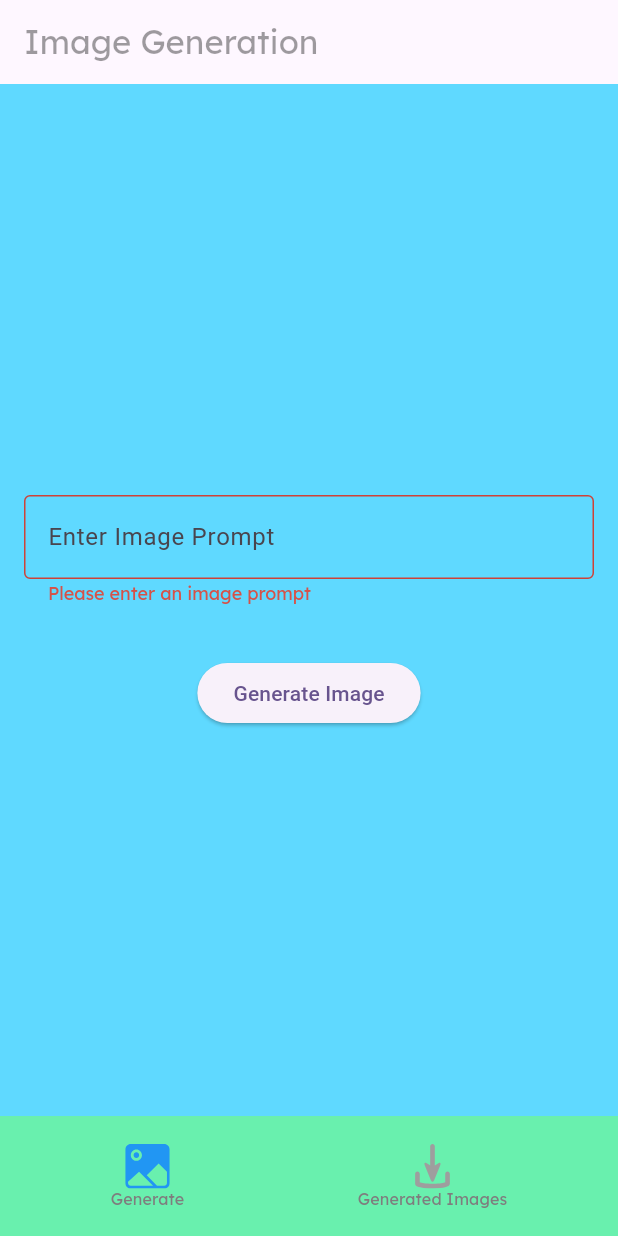
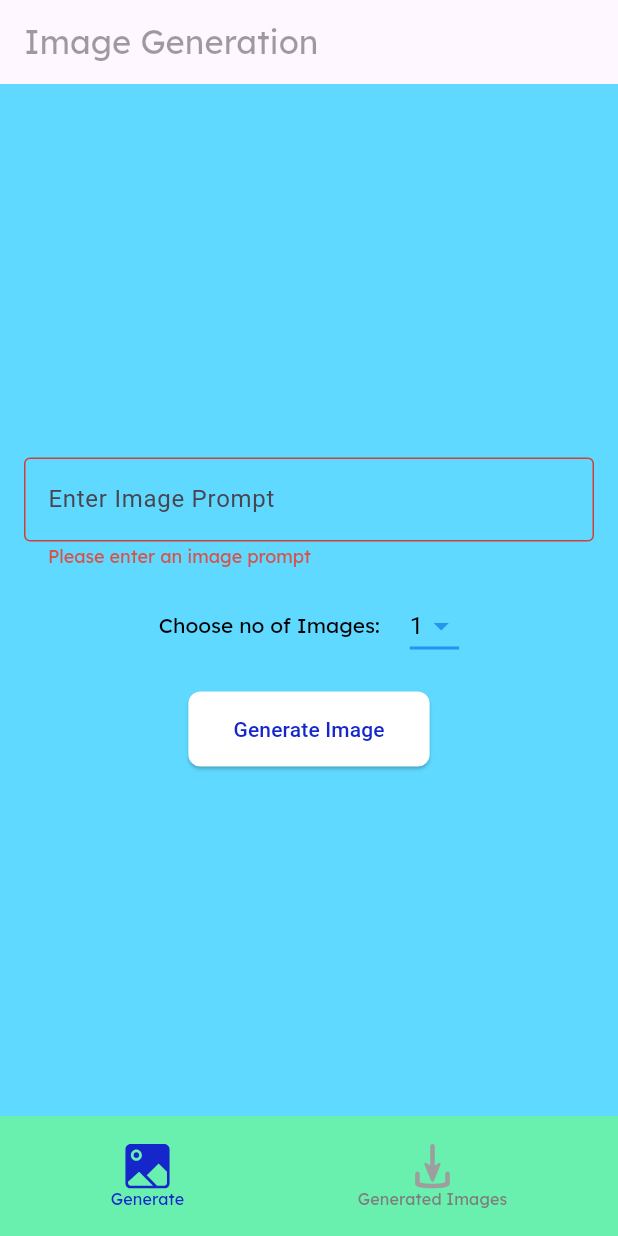
Before and after one commit to Nxtframe/vsig_flutter, a Flutter app: the screen it shows after launch, after a tap on "Generate Image", on a phone screen of 412 x 824 dp. Run offline on Flutter 3.47's test engine with Material 2 defaults, Android fonts, the phone set to English and light mode, and no system bars; our stand-ins replace chopper, flutter_svg, freezed_annotation, google_fonts; generated files the repository leaves out were written again.

Commit message:
Image generated now to add save image to device

```diff
--- a/lib/main.dart
+++ b/lib/main.dart
@@ -1,5 +1,7 @@
 import 'package:flutter/material.dart';
+import 'package:provider/provider.dart';
 import 'package:vsig_flutter/presentation/bottomnavigation/bottom_navigation.dart';
+import 'package:vsig_flutter/state/generateimageprovider.dart';
 
 void main() {
   runApp(const MyApp());
@@ -11,7 +13,13 @@ class MyApp extends StatelessWidget {
   // This widget is the root of your application.
   @override
   Widget build(BuildContext context) {
-    return MaterialApp(
+    return MultiProvider(
+      providers: [
+        ChangeNotifierProvider<GenerateImageProvider>(
+          create: (_) => GenerateImageProvider(),
+        ),
+      ],
+      child: MaterialApp(
         title: 'Flutter Demo',
         theme: ThemeData(
           // This is the theme of your application.
@@ -33,6 +41,7 @@ class MyApp extends StatelessWidget {
           useMaterial3: true,
         ),
         home: const BottomNavigation(),
+      ),
     );
   }
 }
--- a/lib/network/vsig_chopper_client.dart
+++ b/lib/network/vsig_chopper_client.dart
@@ -8,7 +8,7 @@ import 'package:vsig_flutter/network/network_services.dart/openai_image_generati
 
 class VsigClient {
   static final VsigClient instance = VsigClient._();
-  final String apikey = "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";
+  final String apikey = "sk-fDI0rTbi8hP4kvmU1j5QT3BlbkFJgl7TEmDqTm3tJEmd7I";
   late final ChopperClient client;
 
   VsigClient._() {
--- a/lib/presentation/bottomnavigation/bottom_navigation.dart
+++ b/lib/presentation/bottomnavigation/bottom_navigation.dart
@@ -45,11 +45,13 @@ class _BottomNavigationState extends State<BottomNavigation> {
                 NavigationButton(
                   iconPath: "assets/icons/image-generate.svg",
                   label: 'Generate',
+                  color: const Color.fromARGB(255, 21, 39, 202),
                   isSelected: _selectedIndex == 0,
                   onPressed: () => _onItemTapped(0),
                 ),
                 NavigationButton(
                   isSelected: _selectedIndex == 1,
+                  color: const Color.fromARGB(255, 21, 39, 202),
                   iconPath: "assets/icons/downloaded-generated.svg",
                   label: 'Generated Images',
                   onPressed: () => _onItemTapped(1),
--- a/lib/presentation/bottomnavigation/components/navigation_button.dart
+++ b/lib/presentation/bottomnavigation/components/navigation_button.dart
@@ -21,7 +21,8 @@ class NavigationButton extends StatelessWidget {
   final void Function()? onPressed;
   @override
   Widget build(BuildContext context) {
-    Color activeColor = Colors.blue; // Selected item color
+    Color activeColor =
+        const Color.fromARGB(255, 21, 39, 202); // Selected item color
     Color inactiveColor = Colors.grey; // Non-selected item color
     return MaterialButton(
       minWidth: screenWidth(context) * 0.097,
@@ -40,7 +41,7 @@ class NavigationButton extends StatelessWidget {
               fontWeight: FontWeight.w400,
               fontSize: screenHeight(context) * 0.013, //size_10
               height: 1.25,
-              color: color ?? gray_1,
+              color: isSelected ? color : gray_1,
             ),
           )
         ],
--- a/lib/presentation/imagegeneration/generateimage.dart
+++ b/lib/presentation/imagegeneration/generateimage.dart
@@ -1,5 +1,7 @@
 import 'package:flutter/material.dart';
+import 'package:provider/provider.dart';
 import 'package:vsig_flutter/presentation/imagegeneration/components/imagedialog.dart';
+import 'package:vsig_flutter/state/generateimageprovider.dart';
 import 'package:vsig_flutter/utils/responsivetextstyle.dart';
 
 class ImageGenerate extends StatefulWidget {
@@ -10,8 +12,12 @@ class ImageGenerate extends StatefulWidget {
 }
 
 class _ImageGenerateState extends State<ImageGenerate> {
-  final TextEditingController _textController = TextEditingController();
+  bool _isLoading = false; // Loading state
+  final TextEditingController _textController =
+      TextEditingController(); //Prompt
+  String _error = "";
   final GlobalKey<FormState> _formKey = GlobalKey<FormState>(); // Form key
+  int _selectedNumber = 1; // No of images to generate
   @override
   Widget build(BuildContext context) {
     final responsivetextstyle = ResponsiveTextStyle(context);
@@ -21,6 +27,17 @@ class _ImageGenerateState extends State<ImageGenerate> {
         mainAxisAlignment: MainAxisAlignment.center,
         mainAxisSize: MainAxisSize.max,
         children: [
+          _error != ""
+              ? Padding(
+                  padding: const EdgeInsets.all(8.0),
+                  child: Text(
+                    _error,
+                    style: responsivetextstyle.getCustomTextStyle(
+                        fontSize: 14,
+                        color: const Color.fromARGB(255, 221, 43, 43)),
+                  ),
+                )
+              : const SizedBox.shrink(),
           Padding(
             padding: const EdgeInsets.all(16.0),
             child: Form(
@@ -48,10 +65,66 @@ class _ImageGenerateState extends State<ImageGenerate> {
               ),
             ),
           ),
+          Row(
+            mainAxisAlignment: MainAxisAlignment.center,
+            children: [
+              Text("Choose no of Images:",
+                  style: responsivetextstyle.getCustomTextStyle(fontSize: 14)),
+              const SizedBox(
+                width: 20,
+              ),
+              DropdownButton<int>(
+                value: _selectedNumber,
+                style: const TextStyle(
+                  color: Colors.blue,
+                  fontSize: 16,
+                ),
+                dropdownColor: Colors
+                    .lightBlueAccent, // Background color of the dropdown menu
+                icon: const Icon(
+                  Icons.arrow_drop_down,
+                  color: Colors.blue,
+                ),
+                underline: Container(
+                  height: 2,
+                  color: Colors.blue,
+                ),
+                items: [1, 2, 3, 4, 5].map<DropdownMenuItem<int>>((int value) {
+                  return DropdownMenuItem<int>(
+                    value: value,
+                    child: Text(
+                      value.toString(),
+                      style: const TextStyle(
+                        color: Colors
+                            .black, // Color of the text inside the dropdown menu
+                      ),
+                    ),
+                  );
+                }).toList(),
+                onChanged: (int? newValue) {
+                  setState(() {
+                    _selectedNumber = newValue!;
+                  });
+                },
+              ),
+            ],
+          ),
           const SizedBox(height: 20),
           ElevatedButton(
+            style: ElevatedButton.styleFrom(
+              foregroundColor: const Color.fromARGB(255, 21, 39, 202),
+              backgroundColor: Colors.white, // Text color
+              padding: const EdgeInsets.symmetric(horizontal: 30, vertical: 15),
+              shape: RoundedRectangleBorder(
+                borderRadius: BorderRadius.circular(8.0),
+              ),
+            ),
             onPressed: _generateImage,
-            child: const Text('Generate Image'),
+            child: _isLoading
+                ? const CircularProgressIndicator(
+                    valueColor: AlwaysStoppedAnimation<Color>(Colors.blue),
+                  )
+                : const Text('Generate Image'),
           ),
           // const Spacer(),
           // Align(   //Tried to add a Rive animation but failed because the animation is not what I desired
@@ -75,19 +148,38 @@ class _ImageGenerateState extends State<ImageGenerate> {
   void _generateImage() async {
     if (_formKey.currentState!.validate()) {
       // If the form is valid, proceed to generate the image
+      final generateimageprovider = context.read<GenerateImageProvider>();
+      setState(() {
+        _isLoading = true; // Start loading
+        _error = "";
+      });
+      try {
+        final generatedimageurls = await generateimageprovider
+            .generateimage(
+                prompt: _textController.text,
+                numberofimages: _selectedNumber,
+                sizes: "1080x1980")
+            .then((value) => showDialog(
+                  context: context,
+                  builder: (BuildContext context) {
+                    return FullScreenImagePage(imageUrl: value);
+                  },
+                ))
+            .whenComplete(() {
+          setState(() {
+            _isLoading = false; // Stop loading after completion
+          });
+        });
 
-      String imageUrl =
-          'https://i.seadn.io/gae/2hDpuTi-0AMKvoZJGd-yKWvK4tKdQr_kLIpB_qSeMau2TNGCNidAosMEvrEXFO9G6tmlFlPQplpwiqirgrIPWnCKMvElaYgI-HiVvXc?auto=format&dpr=1&w=1000'; // Replace with actual image generation logic
+        // Your existing logic to show the image
+      } catch (e) {
+        setState(() {
+          _error =
+              "Please wait 1 min because of the rate limit of OpenAPI I can only generate 1-3 image per min";
+        });
+      }
+    }
 
-      // Now showing the dialog with the image
-      showDialog(
-        context: context,
-        builder: (BuildContext context) {
-          return FullScreenImagePage(imageUrl: imageUrl);
-        },
-      );
-      // Your existing logic to show the image
-    }
     // Here you would typically have your logic to generate an image based on the text.
     // For demonstration, let's just use a sample image URL.
   }
--- a/lib/state/generateimageprovider.dart
+++ b/lib/state/generateimageprovider.dart
@@ -17,7 +17,10 @@ class GenerateImageProvider extends ChangeNotifier {
     final openaiimageapi =
         VsigClient.instance.client.getService<OpenAIImageService>();
     final ImageGenerationRequest imagerequest = ImageGenerationRequest(
-        model: "dall-e-2", n: numberofimages, prompt: prompt, size: sizes);
+        model: "dall-e-2",
+        n: numberofimages,
+        prompt: prompt,
+        size: "1024x1024");
 
     try {
       final imageresponse = await openaiimageapi.generateImage(imagerequest);
--- a/pubspec.yaml
+++ b/pubspec.yaml
@@ -41,7 +41,6 @@ dependencies:
   flutter_svg: ^2.0.9
   google_fonts: ^6.1.0
   provider: ^6.1.1
-  rive: ^0.12.4
 
 dev_dependencies:
   flutter_test:
```
Also changed, not shown: lib/presentation/imagegeneration/components/imagedialog.dart (+47 -7 lines), pubspec.lock, 3 other files. Lines whose indentation alone changed are shown as unchanged.
